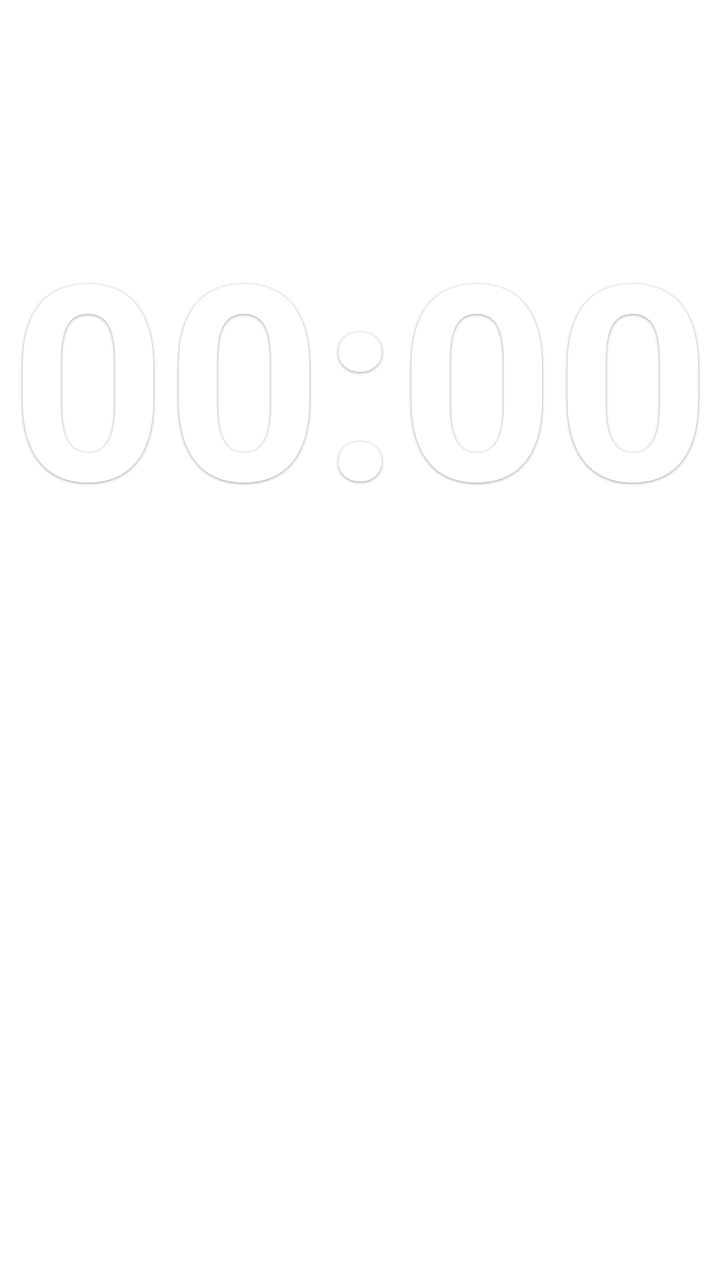
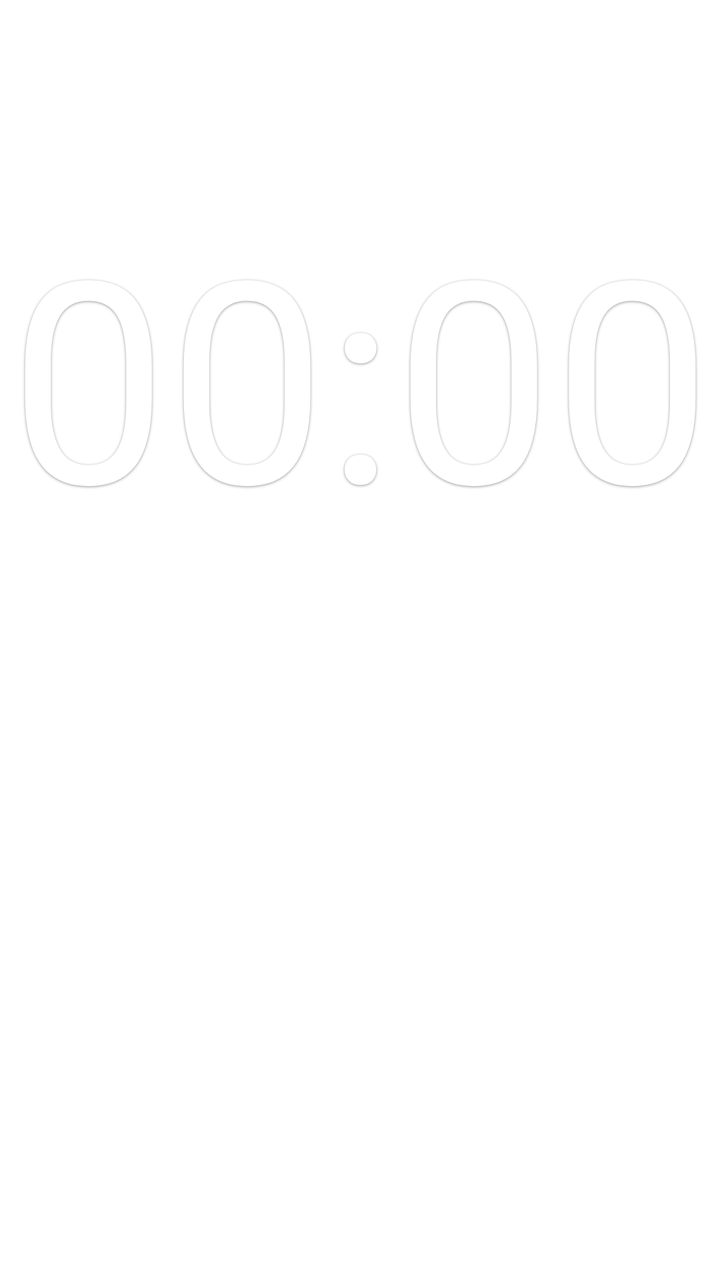

Compare the two renders of this Android layout. The source of the first and the diff that turns it into the second are given below.
<!-- AndroidManifest.xml: fallback theme Theme.MaterialComponents.DayNight.NoActionBar -->
<!-- res/layout/widget_clock.xml -->
<?xml version="1.0" encoding="utf-8"?>
<LinearLayout xmlns:android="http://schemas.android.com/apk/res/android"
    android:id="@+id/widget_root"
    android:layout_width="match_parent"
    android:layout_height="match_parent"
    android:gravity="center"
    android:orientation="vertical"
    android:padding="4dp">

    
    <TextClock
        android:id="@+id/txt_time"
        android:layout_width="match_parent"
        android:layout_height="0dp"
        android:layout_weight="3"
        android:autoSizeMaxTextSize="300sp"
        android:autoSizeMinTextSize="8sp"
        android:autoSizeStepGranularity="1sp"
        android:autoSizeTextType="uniform"
        android:format12Hour="HH:mm"
        android:format24Hour="HH:mm"
        android:gravity="center"
        android:includeFontPadding="false"
        android:maxLines="1"
        android:shadowColor="#66000000"
        android:shadowDx="0"
        android:shadowDy="1"
        android:shadowRadius="3"
        android:textColor="#FFFFFF"
        android:textStyle="bold" />

    
    <TextView
        android:id="@+id/txt_date"
        android:layout_width="match_parent"
        android:layout_height="0dp"
        android:layout_weight="2"
        android:autoSizeMaxTextSize="200sp"
        android:autoSizeMinTextSize="6sp"
        android:autoSizeStepGranularity="1sp"
        android:autoSizeTextType="uniform"
        android:gravity="center"
        android:includeFontPadding="false"
        android:maxLines="1"
        android:shadowColor="#66000000"
        android:shadowDx="0"
        android:shadowDy="1"
        android:shadowRadius="3"
        android:textColor="#FFFFFF"
        android:textStyle="bold" />

</LinearLayout>
<!-- resources referenced by this layout -->
<resources>

</resources>

<!-- the commit's change to res/layout/widget_clock.xml (unified diff, before → after) -->
@@ -27,7 +27,8 @@
         android:shadowDy="1"
         android:shadowRadius="3"
         android:textColor="#FFFFFF"
-        android:textStyle="bold" />
+         />
+     
 
     
     <TextView
@@ -47,6 +48,7 @@
         android:shadowDy="1"
         android:shadowRadius="3"
         android:textColor="#FFFFFF"
-        android:textStyle="bold" />
+         />
+     
 
 </LinearLayout>
